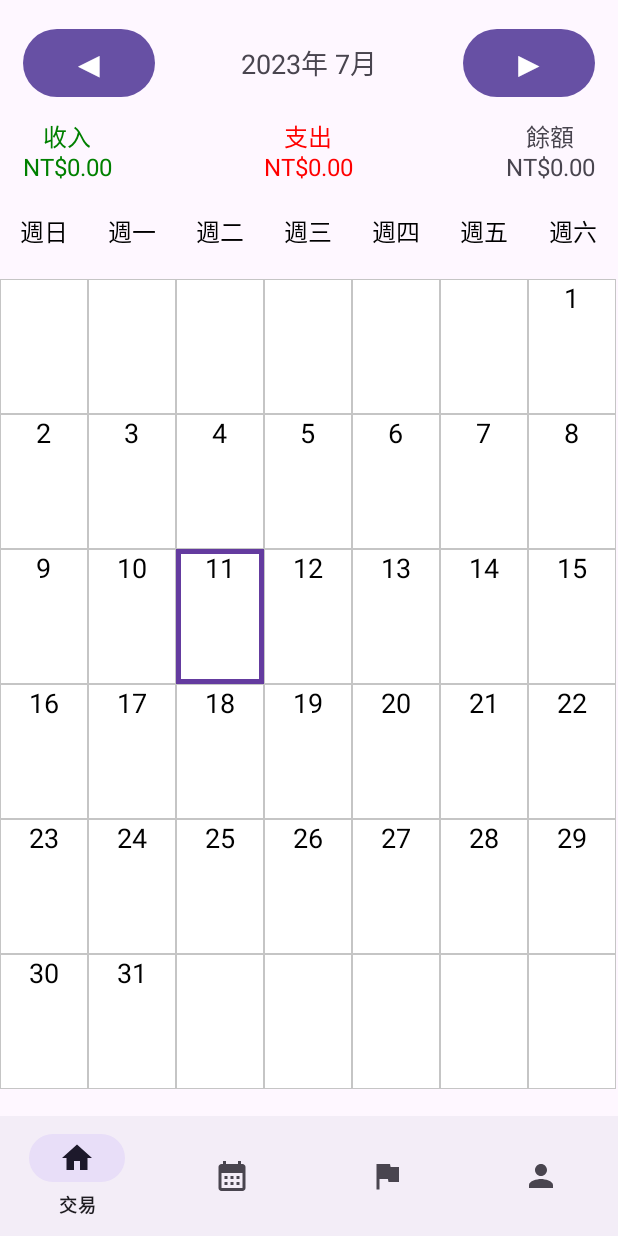
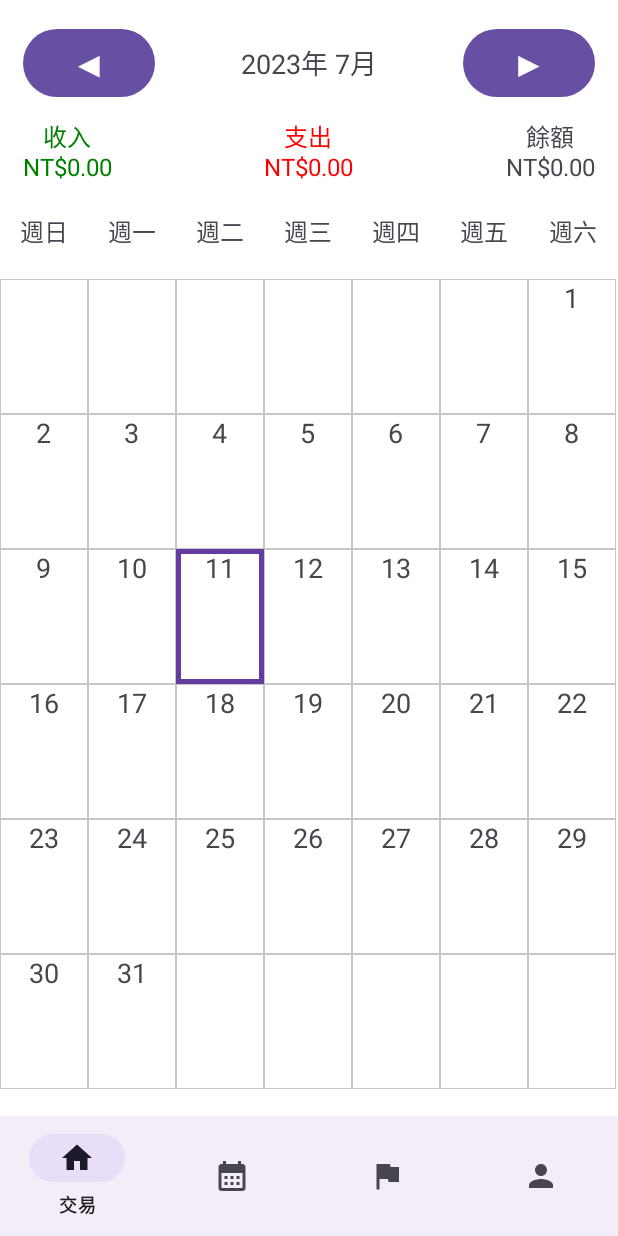
Before and after one commit to Xuan12216/MoneyManager, an Android app: the fragment CalendarFragment placed in its activity, on a phone screen of 412 x 824 dp. Run offline under Robolectric (Android 15) with nearby library versions, the phone set to English and light mode, and no system bars; our stand-ins replace Room's generated code.

Commit message:
修復夜間模式顯示問題

```diff
--- a/app/src/main/res/drawable/date_background.xml
+++ b/app/src/main/res/drawable/date_background.xml
@@ -1,5 +1,4 @@
 <shape xmlns:android="http://schemas.android.com/apk/res/android">
-    <solid android:color="#FFFFFF" /> <!-- 框框的填充颜色 -->
     <stroke android:color="#c5c5c5" android:width="0.5dp" /> <!-- 框框的边框颜色和宽度 -->
     <corners android:radius="0dp" /> <!-- 框框的圆角半径 -->
 </shape>
--- a/app/src/main/res/drawable/date_background_today.xml
+++ b/app/src/main/res/drawable/date_background_today.xml
@@ -1,5 +1,4 @@
 <shape xmlns:android="http://schemas.android.com/apk/res/android">
-    <solid android:color="#FFFFFF" /> <!-- 框框的填充颜色 -->
     <stroke android:color="#643B9F" android:width="3dp" /> <!-- 框框的边框颜色和宽度 -->
     <corners android:radius="0dp" /> <!-- 框框的圆角半径 -->
 </shape>
--- a/app/src/main/res/drawable/spinner_background.xml
+++ b/app/src/main/res/drawable/spinner_background.xml
@@ -4,7 +4,6 @@
             <!-- 边框 -->
             <item>
                 <shape android:shape="rectangle">
-                    <solid android:color="#FFFFFF" /> <!-- 背景颜色 -->
                     <stroke
                         android:color="@color/gray"
                         android:width="1dp" /> <!-- 边框颜色和宽度 -->
--- a/app/src/main/res/layout/calendar_item.xml
+++ b/app/src/main/res/layout/calendar_item.xml
@@ -9,7 +9,6 @@
         android:id="@+id/dayTextView"
         android:layout_width="wrap_content"
         android:layout_height="wrap_content"
-        android:textColor="@color/black"
         android:textSize="18sp" />
     <TextView
         android:id="@+id/dayTextViewIncome"
@@ -34,7 +33,6 @@
         android:layout_height="wrap_content"
         android:layout_gravity="bottom|end"
         android:layout_marginRight="5dp"
-        android:textColor="@color/black"
         android:textSize="12sp" />
 
 </LinearLayout>
--- a/app/src/main/res/layout/fragment_calendar.xml
+++ b/app/src/main/res/layout/fragment_calendar.xml
@@ -3,6 +3,7 @@
     android:layout_width="match_parent"
     android:layout_height="match_parent"
     android:orientation="vertical"
+    style="@style/SCREEN"
     tools:context=".Fragment.CalendarFragment">
 
     <RelativeLayout
@@ -17,7 +18,8 @@
             android:layout_marginStart="15dp"
             android:layout_marginTop="15dp"
             android:text="◀"
-            android:textSize="24sp" />
+            android:textSize="24sp"
+            android:textColor="@color/white"/>
 
         <TextView
             android:id="@+id/monthTextView_calendar"
@@ -43,7 +45,8 @@
             android:layout_marginTop="15dp"
             android:layout_marginEnd="15dp"
             android:text="▶"
-            android:textSize="24sp" />
+            android:textSize="24sp"
+            android:textColor="@color/white"/>
 
         <TextView
             android:id="@+id/calendarIncome"
@@ -96,7 +99,6 @@
             android:layout_weight="1"
             android:text="週日"
             android:textAlignment="center"
-            android:textColor="@color/black"
             android:textSize="16sp" />
         <TextView
             android:layout_width="0dp"
@@ -104,7 +106,6 @@
             android:layout_weight="1"
             android:text="週一"
             android:textAlignment="center"
-            android:textColor="@color/black"
             android:textSize="16sp" />
 
         <TextView
@@ -113,7 +114,6 @@
             android:layout_weight="1"
             android:text="週二"
             android:textAlignment="center"
-            android:textColor="@color/black"
             android:textSize="16sp" />
 
         <TextView
@@ -122,7 +122,6 @@
             android:layout_weight="1"
             android:text="週三"
             android:textAlignment="center"
-            android:textColor="@color/black"
             android:textSize="16sp" />
 
         <TextView
@@ -131,7 +130,6 @@
             android:layout_weight="1"
             android:text="週四"
             android:textAlignment="center"
-            android:textColor="@color/black"
             android:textSize="16sp" />
 
         <TextView
@@ -140,7 +138,6 @@
             android:layout_weight="1"
             android:text="週五"
             android:textAlignment="center"
-            android:textColor="@color/black"
             android:textSize="16sp" />
 
         <TextView
@@ -149,7 +146,6 @@
             android:layout_weight="1"
             android:text="週六"
             android:textAlignment="center"
-            android:textColor="@color/black"
             android:textSize="16sp" />
 
     </LinearLayout>
--- a/app/src/main/res/layout/fragment_create_expense.xml
+++ b/app/src/main/res/layout/fragment_create_expense.xml
@@ -28,13 +28,15 @@
         android:layout_height="wrap_content"
         android:layout_marginTop="15dp"
         android:background="@drawable/spinner_background"
-        android:hint="Category" />
+        android:hint="Category"
+        />
 
     <Button
         android:id="@+id/dateButton"
         android:layout_width="match_parent"
         android:layout_height="50dp"
         android:layout_marginTop="15dp"
-        android:text="選擇日期" />
+        android:text="選擇日期"
+        android:textColor="@color/white"/>
 
 </LinearLayout>
--- a/app/src/main/res/layout/fragment_flag.xml
+++ b/app/src/main/res/layout/fragment_flag.xml
@@ -3,7 +3,8 @@
     android:layout_width="match_parent"
     android:layout_height="match_parent"
     xmlns:app="http://schemas.android.com/apk/res-auto"
-    tools:context=".Fragment.FlagFragment">
+    tools:context=".Fragment.FlagFragment"
+    style="@style/SCREEN">
 
     <RelativeLayout
         android:layout_width="match_parent"
@@ -17,6 +18,7 @@
             android:layout_marginStart="15dp"
             android:layout_marginTop="15dp"
             android:text="◀"
+            android:textColor="@color/white"
             android:textSize="24sp" />
 
         <TextView
@@ -43,6 +45,7 @@
             android:layout_marginTop="15dp"
             android:layout_marginEnd="15dp"
             android:text="▶"
+            android:textColor="@color/white"
             android:textSize="24sp" />
 
         <androidx.cardview.widget.CardView
--- a/app/src/main/res/layout/fragment_home.xml
+++ b/app/src/main/res/layout/fragment_home.xml
@@ -2,6 +2,7 @@
     xmlns:tools="http://schemas.android.com/tools"
     android:layout_width="match_parent"
     android:layout_height="match_parent"
+    style="@style/SCREEN"
     tools:context=".Fragment.HomeFragment">
 
     <RelativeLayout
@@ -16,6 +17,7 @@
             android:layout_marginStart="15dp"
             android:layout_marginTop="15dp"
             android:text="◀"
+            android:textColor="@color/white"
             android:textSize="24sp" />
 
         <TextView
@@ -42,6 +44,7 @@
             android:layout_marginTop="15dp"
             android:layout_marginEnd="15dp"
             android:text="▶"
+            android:textColor="@color/white"
             android:textSize="24sp" />
 
         <TextView
@@ -106,7 +109,8 @@
             android:layout_alignParentEnd="true"
             android:layout_marginBottom="20dp"
             android:layout_marginEnd="15dp"
-            android:text="新增" />
+            android:text="新增"
+            android:textColor="@color/white"/>
 
     </RelativeLayout>
 
--- a/app/src/main/res/layout/fragment_person.xml
+++ b/app/src/main/res/layout/fragment_person.xml
@@ -3,7 +3,8 @@
     xmlns:tools="http://schemas.android.com/tools"
     android:layout_width="match_parent"
     android:layout_height="match_parent"
-    tools:context=".Fragment.PersonFragment">
+    tools:context=".Fragment.PersonFragment"
+    style="@style/SCREEN">
 
     <androidx.constraintlayout.widget.ConstraintLayout
         android:layout_width="match_parent"
@@ -17,6 +18,7 @@
             android:layout_marginEnd="15dp"
             android:layout_marginBottom="15dp"
             android:text="刪除賬戶"
+            android:textColor="@color/white"
             app:cornerRadius="10dp"
             app:layout_constraintBottom_toBottomOf="parent"
             app:layout_constraintEnd_toEndOf="parent"
@@ -97,6 +99,7 @@
             android:layout_height="wrap_content"
             android:layout_marginTop="15dp"
             android:text="儲存"
+            android:textColor="@color/white"
             app:layout_constraintEnd_toEndOf="@+id/editTextTextEmailAddress"
             app:layout_constraintStart_toStartOf="@+id/editTextTextEmailAddress"
             app:layout_constraintTop_toBottomOf="@+id/editTextTextEmailAddress" />
--- a/app/src/main/res/values-night/themes.xml
+++ b/app/src/main/res/values-night/themes.xml
@@ -2,6 +2,13 @@
     <!-- Base application theme. -->
     <style name="Base.Theme.MoneyManager" parent="Theme.Material3.DayNight.NoActionBar">
         <!-- Customize your dark theme here. -->
-        <!-- <item name="colorPrimary">@color/my_dark_primary</item> -->
+        <item name="colorPrimary">#7345B5</item>
     </style>
+
+    <!-- Dark mode -->
+    <!-- Screen background if dark mode on -->
+    <style name="SCREEN">
+        <item name="android:background">#3A3A3A</item>
+    </style>
+
 </resources>
--- a/app/src/main/res/values/themes.xml
+++ b/app/src/main/res/values/themes.xml
@@ -6,4 +6,10 @@
     </style>
 
     <style name="Theme.MoneyManager" parent="Base.Theme.MoneyManager" />
+
+    <!-- Light mode -->
+    <!-- Screen background if light mode on -->
+    <style name="SCREEN">
+        <item name="android:background">#FFF</item>
+    </style>
 </resources>
```
Also changed, not shown: app/src/main/res/layout/activity_add_balance.xml (+6 -1 lines), app/src/main/res/layout/activity_edit_expense.xml (+6 -1 lines).
